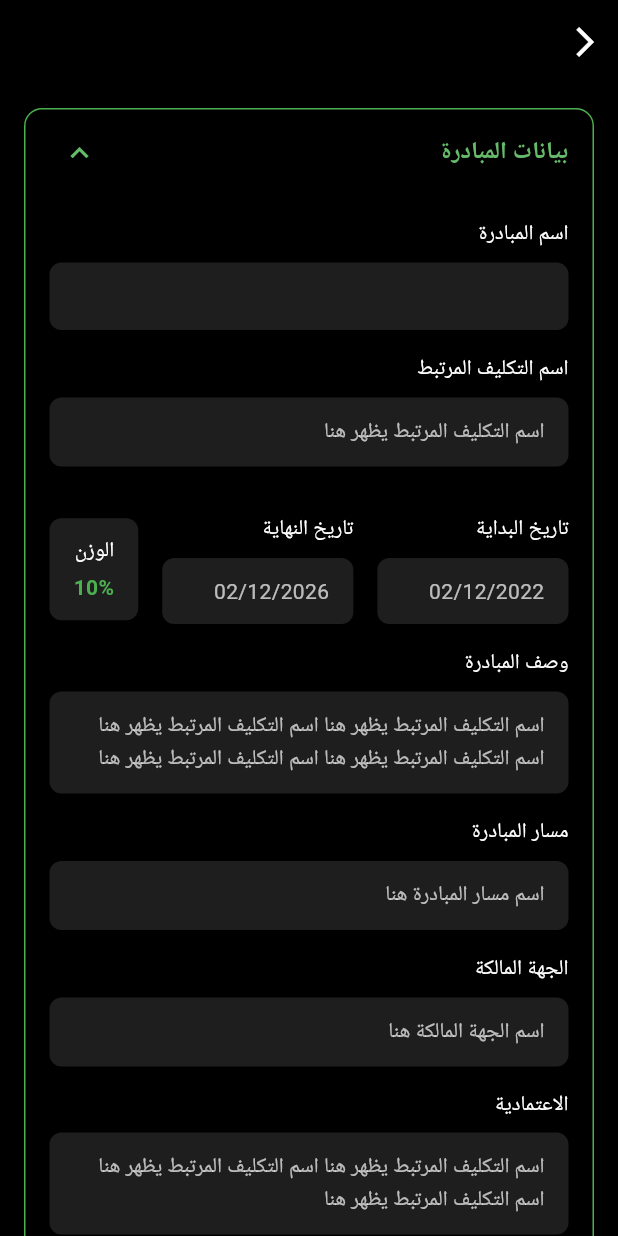
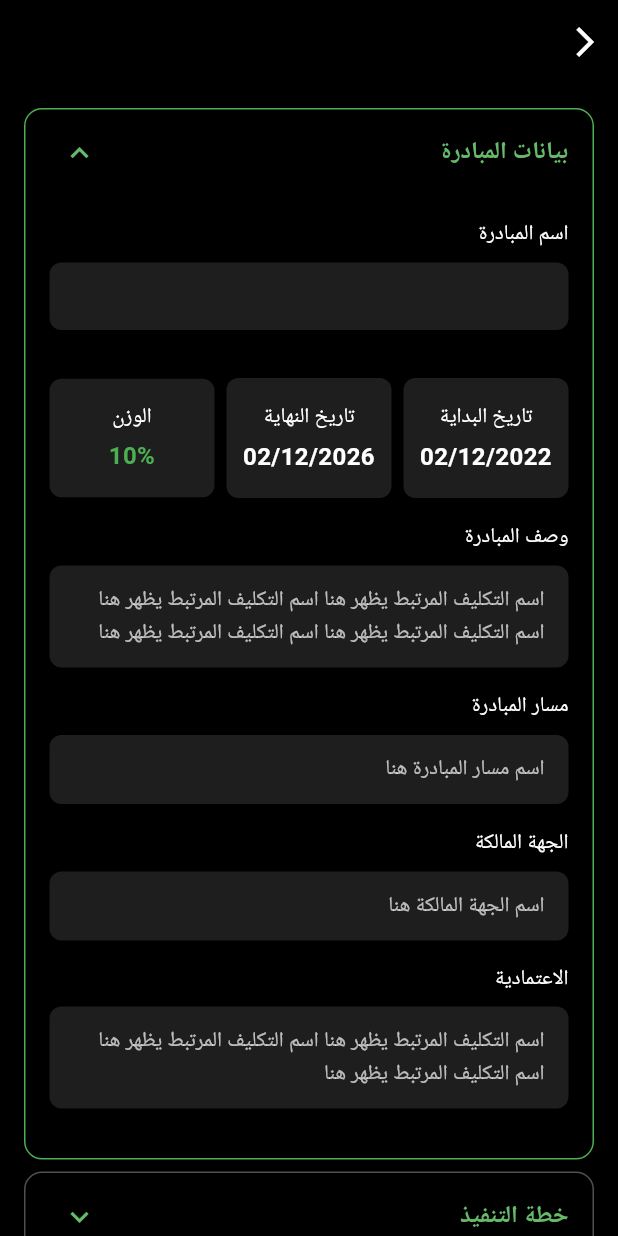
Before and after one commit to ahmed-shorbagy/mwan-mobile, a Flutter app: the InitiativeExpandableDetailsPage screen opened directly with empty values, on a phone screen of 412 x 824 dp. Run offline on Flutter 3.47's test engine with Material 3 defaults, Android fonts, the phone set to English and light mode, and no system bars; our stand-ins replace dio, flutter_svg, font_awesome_flutter, go_router, google_fonts, logger; network calls fail; Roboto replaces fonts that are missing (Tajawal).

Commit message:
Refactor InitiativeExpandableDetailsPage layout by removing unused input fields and optimizing date and weight display; enhance styling for better visual consistency.

```diff
--- a/lib/features/home/presentation/pages/initiative_expandable_details_page.dart
+++ b/lib/features/home/presentation/pages/initiative_expandable_details_page.dart
@@ -56,10 +56,7 @@ class _InitiativeExpandableDetailsPageState
                       'اسم المبادرة',
                       widget.initiative['title'],
                     ),
-                    _buildInputField(
-                      'اسم التكليف المرتبط',
-                      'اسم التكليف المرتبط يظهر هنا',
-                    ),
+
                     const SizedBox(height: 16),
                     _buildDateRow(),
                     const SizedBox(height: 16),
@@ -176,70 +173,88 @@ class _InitiativeExpandableDetailsPageState
     return Row(
       children: [
         Expanded(
-          child: Column(
-            crossAxisAlignment: CrossAxisAlignment.start,
-            children: [
-              const Text(
-                'تاريخ البداية',
-                style: TextStyle(
-                  color: Colors.white,
-                  fontSize: 14,
-                  fontWeight: FontWeight.w500,
-                ),
-              ),
-              const SizedBox(height: 8),
-              Container(
-                width: double.infinity,
-                padding: const EdgeInsets.symmetric(
-                  horizontal: 16,
-                  vertical: 12,
-                ),
+          child: Container(
+            padding: const EdgeInsets.symmetric(vertical: 16),
             decoration: BoxDecoration(
               color: const Color(0xFF1E1E1E),
               borderRadius: BorderRadius.circular(8),
             ),
-                child: const Text(
+            child: const Column(
+              mainAxisAlignment: MainAxisAlignment.center,
+              children: [
+                Text(
+                  'تاريخ البداية',
+                  style: TextStyle(color: Colors.white, fontSize: 14),
+                ),
+                SizedBox(height: 4),
+                Text(
                   '02/12/2022',
-                  style: TextStyle(color: Colors.white70, fontSize: 14),
+                  style: TextStyle(
+                    color: Colors.white,
+                    fontSize: 16,
+                    fontWeight: FontWeight.bold,
                   ),
                 ),
               ],
             ),
           ),
-        const SizedBox(width: 16),
+        ),
+        const SizedBox(width: 8),
         Expanded(
-          child: Column(
-            crossAxisAlignment: CrossAxisAlignment.start,
-            children: [
-              const Text(
-                'تاريخ النهاية',
-                style: TextStyle(
-                  color: Colors.white,
-                  fontSize: 14,
-                  fontWeight: FontWeight.w500,
-                ),
-              ),
-              const SizedBox(height: 8),
-              Container(
-                width: double.infinity,
-                padding: const EdgeInsets.symmetric(
-                  horizontal: 16,
-                  vertical: 12,
-                ),
+          child: Container(
+            padding: const EdgeInsets.symmetric(vertical: 16),
             decoration: BoxDecoration(
               color: const Color(0xFF1E1E1E),
               borderRadius: BorderRadius.circular(8),
             ),
-                child: const Text(
+            child: const Column(
+              mainAxisAlignment: MainAxisAlignment.center,
+              children: [
+                Text(
+                  'تاريخ النهاية',
+                  style: TextStyle(color: Colors.white, fontSize: 14),
+                ),
+                SizedBox(height: 4),
+                Text(
                   '02/12/2026',
-                  style: TextStyle(color: Colors.white70, fontSize: 14),
+                  style: TextStyle(
+                    color: Colors.white,
+                    fontSize: 16,
+                    fontWeight: FontWeight.bold,
                   ),
                 ),
               ],
             ),
           ),
-        const SizedBox(width: 16),
-        _buildWeightField('10%'),
+        ),
+        const SizedBox(width: 8),
+        Expanded(
+          child: Container(
+            padding: const EdgeInsets.symmetric(vertical: 16),
+            decoration: BoxDecoration(
+              color: const Color(0xFF1E1E1E),
+              borderRadius: BorderRadius.circular(8),
+            ),
+            child: const Column(
+              mainAxisAlignment: MainAxisAlignment.center,
+              children: [
+                Text(
+                  'الوزن',
+                  style: TextStyle(color: Colors.white, fontSize: 14),
+                ),
+                SizedBox(height: 4),
+                Text(
+                  '10%',
+                  style: TextStyle(
+                    color: Color(0xFF4CAF50),
+                    fontSize: 16,
+                    fontWeight: FontWeight.bold,
+                  ),
+                ),
+              ],
+            ),
+          ),
+        ),
       ],
     );
   }
```
Lines whose indentation alone changed are shown as unchanged.
